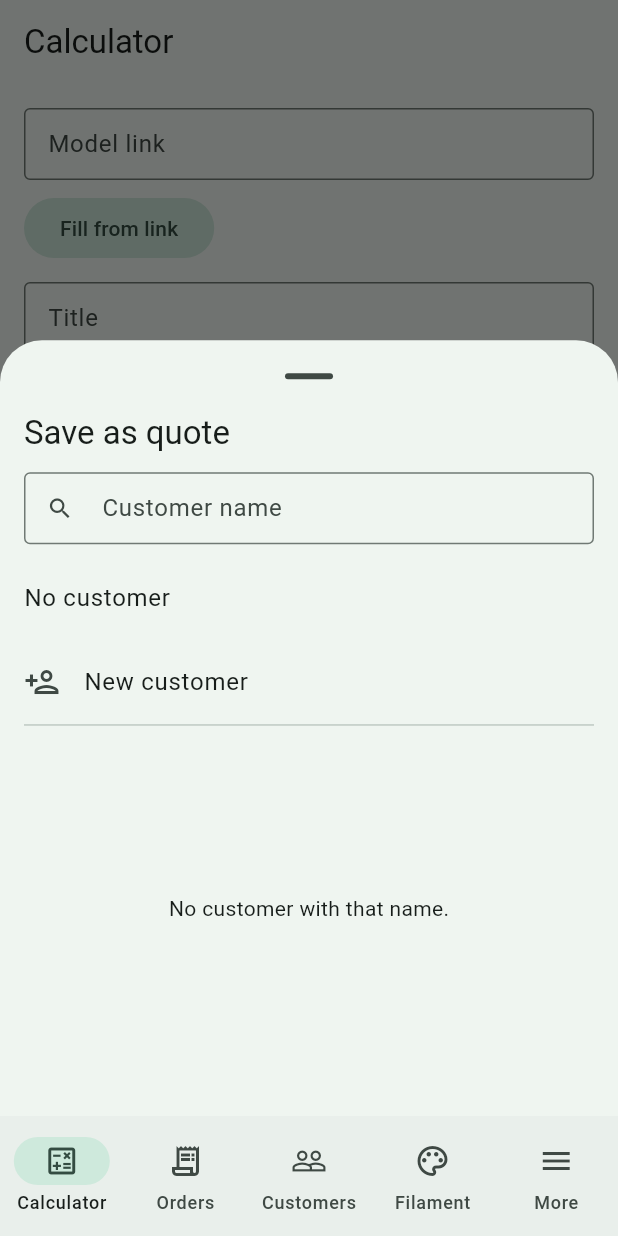
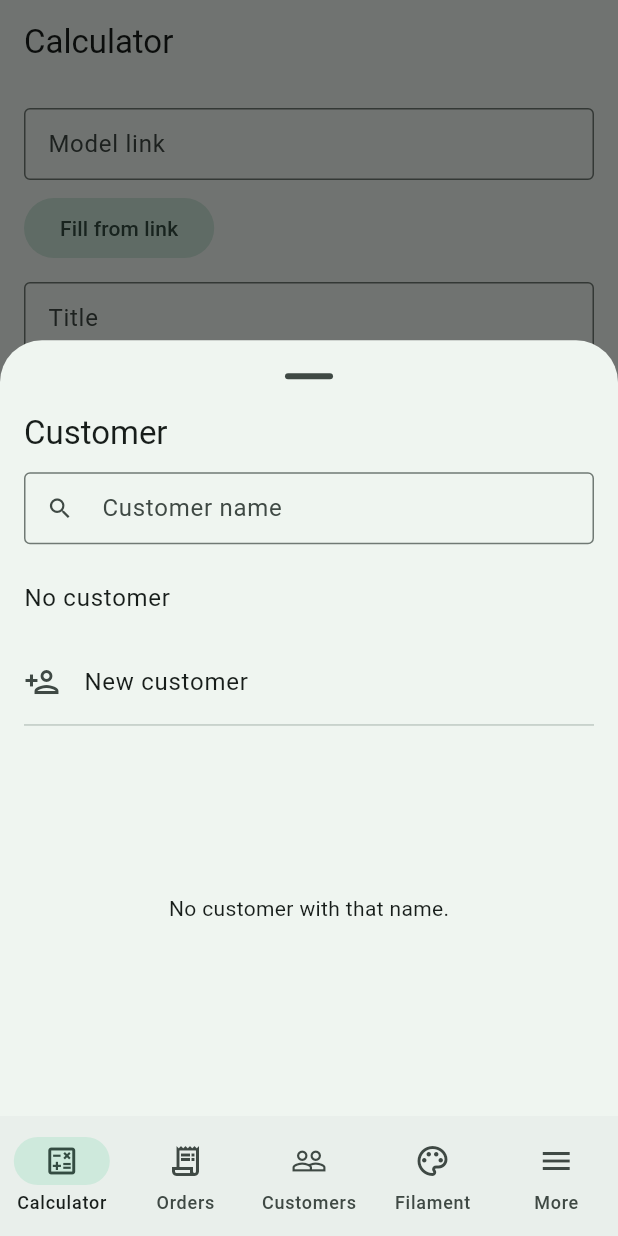
Before and after one commit to Mahinika/gramnota, a Flutter app: the CalculatorScreen screen opened by its route, after a tap on "Customer", on a phone screen of 412 x 824 dp. Run offline on Flutter 3.47's test engine with Material 3 defaults, Android fonts, the phone set to English and light mode, and no system bars; our stand-ins replace cloud_firestore, firebase_auth, firebase_core, flutter_riverpod, freezed_annotation, go_router and 3 more; missing offline and left inert: receive_sharing_intent; accounts and stored records are empty.

Commit message:
Speed up quote workflow with shared customer picker and calculator shortcuts.
Link or change customers on order detail, reopen recent quotes from the calculator, and nudge empty printer setup.

Co-authored-by: Cursor <cursoragent@cursor.com>

```diff
--- /dev/null
+++ b/lib/features/customers/presentation/customer_quote_picker.dart
@@ -0,0 +1,178 @@
+import 'package:flutter/material.dart';
+import 'package:uuid/uuid.dart';
+
+import '../../../core/user_store.dart';
+import '../domain/customer.dart';
+
+/// Shows the customer sheet. Returns a customer id, `''` for none, or `'new'`.
+Future<String?> showCustomerQuotePicker(
+  BuildContext context, {
+  required List<Customer> customers,
+  String title = 'Customer',
+}) {
+  return showModalBottomSheet<String>(
+    context: context,
+    isScrollControlled: true,
+    showDragHandle: true,
+    builder: (sheetContext) => CustomerQuotePickerSheet(
+      customers: customers,
+      title: title,
+      onNew: () => Navigator.pop(sheetContext, 'new'),
+      onNone: () => Navigator.pop(sheetContext, ''),
+    ),
+  );
+}
+
+Future<Customer?> promptNewCustomer(BuildContext context, UserStore store) async {
+  final name = TextEditingController();
+  final created = await showDialog<bool>(
+    context: context,
+    builder: (context) => AlertDialog(
+      title: const Text('New customer'),
+      content: TextField(
+        controller: name,
+        decoration: const InputDecoration(labelText: 'Name'),
+        autofocus: true,
+      ),
+      actions: [
+        TextButton(
+          onPressed: () => Navigator.pop(context, false),
+          child: const Text('Cancel'),
+        ),
+        FilledButton(
+          onPressed: () => Navigator.pop(context, true),
+          child: const Text('Save'),
+        ),
+      ],
+    ),
+  );
+  if (created != true || name.text.trim().isEmpty) {
+    name.dispose();
+    return null;
+  }
+  final customer = Customer(id: const Uuid().v4(), name: name.text.trim());
+  name.dispose();
+  await store.saveCustomer(customer);
+  return customer;
+}
+
+/// Resolves picker result to a customer id (`''` allowed).
+Future<String?> pickCustomerId(
+  BuildContext context,
+  UserStore store,
+  List<Customer> customers, {
+  String title = 'Customer',
+}) async {
+  final picked = await showCustomerQuotePicker(
+    context,
+    customers: customers,
+    title: title,
+  );
+  if (picked == null) {
+    return null;
+  }
+  if (picked == 'new') {
+    if (!context.mounted) {
+      return null;
+    }
+    final created = await promptNewCustomer(context, store);
+    return created?.id;
+  }
+  return picked;
+}
+
+class CustomerQuotePickerSheet extends StatefulWidget {
+  const CustomerQuotePickerSheet({
+    required this.customers,
+    required this.title,
+    required this.onNew,
+    required this.onNone,
+    super.key,
+  });
+
+  final List<Customer> customers;
+  final String title;
+  final VoidCallback onNew;
+  final VoidCallback onNone;
+
+  @override
+  State<CustomerQuotePickerSheet> createState() =>
+      _CustomerQuotePickerSheetState();
+}
+
+class _CustomerQuotePickerSheetState extends State<CustomerQuotePickerSheet> {
+  final _search = TextEditingController();
+
+  @override
+  void dispose() {
+    _search.dispose();
+    super.dispose();
+  }
+
+  @override
+  Widget build(BuildContext context) {
+    final query = _search.text.trim().toLowerCase();
+    final visible = [
+      for (final customer in widget.customers)
+        if (query.isEmpty || customer.name.toLowerCase().contains(query))
+          customer,
+    ]..sort((a, b) => a.name.compareTo(b.name));
+    final bottom = MediaQuery.viewInsetsOf(context).bottom;
+    return Padding(
+      padding: EdgeInsets.fromLTRB(16, 0, 16, 16 + bottom),
+      child: SizedBox(
+        height: MediaQuery.sizeOf(context).height * 0.55,
+        child: Column(
+          crossAxisAlignment: CrossAxisAlignment.stretch,
+          children: [
+            Text(
+              widget.title,
+              style: Theme.of(context).textTheme.titleLarge,
+            ),
+            const SizedBox(height: 12),
+            TextField(
+              controller: _search,
+              decoration: const InputDecoration(
+                hintText: 'Customer name',
+                prefixIcon: Icon(Icons.search),
+              ),
+              onChanged: (_) => setState(() {}),
+            ),
+            const SizedBox(height: 8),
+            ListTile(
+              contentPadding: EdgeInsets.zero,
+              title: const Text('No customer'),
+              onTap: widget.onNone,
+            ),
+            ListTile(
+              contentPadding: EdgeInsets.zero,
+              leading: const Icon(Icons.person_add_outlined),
+              title: const Text('New customer'),
+              onTap: widget.onNew,
+            ),
+            const Divider(height: 1),
+            Expanded(
+              child: visible.isEmpty
+                  ? const Center(child: Text('No customer with that name.'))
+                  : ListView.separated(
+                      itemCount: visible.length,
+                      separatorBuilder: (_, _) => const Divider(height: 1),
+                      itemBuilder: (context, index) {
+                        final customer = visible[index];
+                        return ListTile(
+                          contentPadding: EdgeInsets.zero,
+                          title: Text(customer.name),
+                          subtitle: customer.city.trim().isEmpty
+                              ? null
+                              : Text(customer.city),
+                          onTap: () => Navigator.pop(context, customer.id),
+                        );
+                      },
+                    ),
+            ),
+          ],
+        ),
+      ),
+    );
+  }
+}
--- a/lib/features/pricing/presentation/calculator_screen.dart
+++ b/lib/features/pricing/presentation/calculator_screen.dart
@@ -11,6 +11,7 @@ import '../../../core/providers.dart';
 import '../../../core/shell.dart';
 import '../../../core/user_store.dart';
 import '../../customers/domain/customer.dart';
+import '../../customers/presentation/customer_quote_picker.dart';
 import '../../filaments/domain/filament_spool.dart';
 import '../../import/data/link_import_service.dart';
 import '../../import/domain/import_models.dart';
@@ -647,19 +648,8 @@ class _CalculatorScreenState extends ConsumerState<CalculatorScreen> {
     UserStore store,
     List<Customer> customers,
   ) async {
-    final picked = await _pickCustomerForQuote(customers);
+    final picked = await pickCustomerId(context, store, customers);
     if (picked == null || !mounted) {
-      return;
-    }
-    if (picked == 'new') {
-      final created = await _createCustomer(store);
-      if (created == null || !mounted) {
-        return;
-      }
-      setState(() {
-        _quoteCustomerChosen = true;
-        _quoteCustomerId = created.id;
-      });
       return;
     }
     setState(() {
@@ -676,65 +666,20 @@ class _CalculatorScreenState extends ConsumerState<CalculatorScreen> {
     if (!mounted) {
       return null;
     }
-    final picked = await _pickCustomerForQuote(customers);
+    final picked = await pickCustomerId(
+      context,
+      store,
+      customers,
+      title: 'Save as quote',
+    );
     if (picked == null || !mounted) {
       return null;
-    }
-    if (picked == 'new') {
-      final created = await _createCustomer(store);
-      return created?.id;
     }
     setState(() {
       _quoteCustomerChosen = true;
       _quoteCustomerId = picked;
     });
     return picked;
-  }
-
-  Future<String?> _pickCustomerForQuote(List<Customer> customers) {
-    return showModalBottomSheet<String>(
-      context: context,
-      isScrollControlled: true,
-      showDragHandle: true,
-      builder: (sheetContext) => _CustomerQuotePicker(
-        customers: customers,
-        onNew: () => Navigator.pop(sheetContext, 'new'),
-        onNone: () => Navigator.pop(sheetContext, ''),
-      ),
-    );
-  }
-
-  Future<Customer?> _createCustomer(UserStore store) async {
-    final name = TextEditingController();
-    final created = await showDialog<bool>(
-      context: context,
-      builder: (context) => AlertDialog(
-        title: const Text('New customer'),
-        content: TextField(
-          controller: name,
-          decoration: const InputDecoration(labelText: 'Name'),
-          autofocus: true,
-        ),
-        actions: [
-          TextButton(
-            onPressed: () => Navigator.pop(context, false),
-            child: const Text('Cancel'),
-          ),
-          FilledButton(
-            onPressed: () => Navigator.pop(context, true),
-            child: const Text('Save'),
-          ),
-        ],
-      ),
-    );
-    if (created != true || name.text.trim().isEmpty) {
-      name.dispose();
-      return null;
-    }
-    final customer = Customer(id: const Uuid().v4(), name: name.text.trim());
-    name.dispose();
-    await store.saveCustomer(customer);
-    return customer;
   }
 
   @override
@@ -806,6 +751,11 @@ class _CalculatorScreenState extends ConsumerState<CalculatorScreen> {
       body: LayoutBuilder(
         builder: (context, constraints) {
           final wide = constraints.maxWidth >= 840;
+          final recentQuotes = isNewQuote && orders != null
+              ? ([...orders]..sort((a, b) => b.updatedAt.compareTo(a.updatedAt)))
+                  .take(5)
+                  .toList()
+              : const <PrintOrder>[];
           final summary = [
             const SectionHeading('Price'),
             BreakdownCard(
@@ -819,6 +769,15 @@ class _CalculatorScreenState extends ConsumerState<CalculatorScreen> {
                   : () => _save(store, activeSettings, input, spools, target),
               child: Text(_saving ? 'Saving…' : saveLabel),
             ),
+            if (isNewQuote) ...[
+              const SizedBox(height: 8),
+              Text(
+                'Valid for ${activeSettings.quoteValidityDays} days after save',
+                style: Theme.of(context).textTheme.bodySmall?.copyWith(
+                      color: Theme.of(context).colorScheme.onSurfaceVariant,
+                    ),
+              ),
+            ],
           ];
           final fields = <Widget>[
           if (target != null) ...[
@@ -894,7 +853,83 @@ class _CalculatorScreenState extends ConsumerState<CalculatorScreen> {
               ),
             ),
           ],
+          if (isNewQuote && recentQuotes.isNotEmpty) ...[
+            const SectionHeading('Recent quotes'),
+            for (final order in recentQuotes) ...[
+              TappableListCard(
+                onTap: () => context.go('/orders/${order.id}'),
+                child: Column(
+                  crossAxisAlignment: CrossAxisAlignment.start,
+                  children: [
+                    Text(
+                      'Quote ${order.quoteNumber}',
+                      style: Theme.of(context).textTheme.labelMedium?.copyWith(
+                            color: Theme.of(context)
+                                .colorScheme
+                                .onSurfaceVariant,
+                          ),
+                    ),
+                    const SizedBox(height: 4),
+                    Text(
+                      order.title,
+                      style: Theme.of(context).textTheme.titleMedium,
+                      maxLines: 2,
+                      overflow: TextOverflow.ellipsis,
+                    ),
+                    const SizedBox(height: 4),
+                    Text(
+                      formatMoney(
+                        order.breakdown.totalMinor,
+                        order.currencyCode,
+                      ),
+                      style: Theme.of(context).textTheme.labelLarge?.copyWith(
+                            color: Theme.of(context).colorScheme.primary,
+                          ),
+                    ),
+                  ],
+                ),
+              ),
+              const SizedBox(height: 8),
+            ],
+            const SectionRule(),
+          ],
           const SizedBox(height: 12),
+          if (printers.isEmpty) ...[
+            TappableListCard(
+              child: Column(
+                crossAxisAlignment: CrossAxisAlignment.start,
+                children: [
+                  Text(
+                    'No printers',
+                    style: Theme.of(context).textTheme.titleMedium,
+                  ),
+                  const SizedBox(height: 4),
+                  Text(
+                    'Electricity and machine wear need a printer profile.',
+                    style: Theme.of(context).textTheme.bodyMedium?.copyWith(
+                          color: Theme.of(context).colorScheme.onSurfaceVariant,
+                        ),
+                  ),
+                  const SizedBox(height: 8),
+                  Wrap(
+                    spacing: 8,
+                    runSpacing: 8,
+                    children: [
+                      FilledButton.tonal(
+                        onPressed: () => context.go('/more/printers'),
+                        child: const Text('Open Printers'),
+                      ),
+                      OutlinedButton(
+                        onPressed: () => context.go('/more/printers/new'),
+                        child: const Text('Add printer'),
+                      ),
+                    ],
+                  ),
+                ],
+              ),
+            ),
+            const SizedBox(height: 12),
+          ],
           if (spools.isEmpty) ...[
             TappableListCard(
               child: Column(
@@ -1188,98 +1223,6 @@ class _CalculatorScreenState extends ConsumerState<CalculatorScreen> {
   }
 }
 
-class _CustomerQuotePicker extends StatefulWidget {
-  const _CustomerQuotePicker({
-    required this.customers,
-    required this.onNew,
-    required this.onNone,
-  });
-
-  final List<Customer> customers;
-  final VoidCallback onNew;
-  final VoidCallback onNone;
-
-  @override
-  State<_CustomerQuotePicker> createState() => _CustomerQuotePickerState();
-}
-
-class _CustomerQuotePickerState extends State<_CustomerQuotePicker> {
-  final _search = TextEditingController();
-
-  @override
-  void dispose() {
-    _search.dispose();
-    super.dispose();
-  }
-
-  @override
-  Widget build(BuildContext context) {
-    final query = _search.text.trim().toLowerCase();
-    final visible = [
-      for (final customer in widget.customers)
-        if (query.isEmpty || customer.name.toLowerCase().contains(query))
-          customer,
-    ]..sort((a, b) => a.name.compareTo(b.name));
-    final bottom = MediaQuery.viewInsetsOf(context).bottom;
-    return Padding(
-      padding: EdgeInsets.fromLTRB(16, 0, 16, 16 + bottom),
-      child: SizedBox(
-        height: MediaQuery.sizeOf(context).height * 0.55,
-        child: Column(
-          crossAxisAlignment: CrossAxisAlignment.stretch,
-          children: [
-            Text(
-              'Save as quote',
-              style: Theme.of(context).textTheme.titleLarge,
-            ),
-            const SizedBox(height: 12),
-            TextField(
-              controller: _search,
-              decoration: const InputDecoration(
-                hintText: 'Customer name',
-                prefixIcon: Icon(Icons.search),
-              ),
-              onChanged: (_) => setState(() {}),
-            ),
-            const SizedBox(height: 8),
-            ListTile(
-              contentPadding: EdgeInsets.zero,
-              title: const Text('No customer'),
-              onTap: widget.onNone,
-            ),
-            ListTile(
-              contentPadding: EdgeInsets.zero,
-              leading: const Icon(Icons.person_add_outlined),
-              title: const Text('New customer'),
-              onTap: widget.onNew,
-            ),
-            const Divider(height: 1),
-            Expanded(
-              child: visible.isEmpty
-                  ? const Center(child: Text('No customer with that name.'))
-                  : ListView.separated(
-                      itemCount: visible.length,
-                      separatorBuilder: (_, _) => const Divider(height: 1),
-                      itemBuilder: (context, index) {
-                        final customer = visible[index];
-                        return ListTile(
-                          contentPadding: EdgeInsets.zero,
-                          title: Text(customer.name),
-                          subtitle: customer.city.trim().isEmpty
-                              ? null
-                              : Text(customer.city),
-                          onTap: () => Navigator.pop(context, customer.id),
-                        );
-                      },
-                    ),
-            ),
-          ],
-        ),
-      ),
-    );
-  }
-}
-
 final _settingsProvider = StreamProvider.family<WorkshopSettings, UserStore>(
   (ref, store) => store.watchSettings(),
 );
```
Also changed, not shown: lib/features/orders/presentation/orders_screen.dart (+45 -7 lines).
